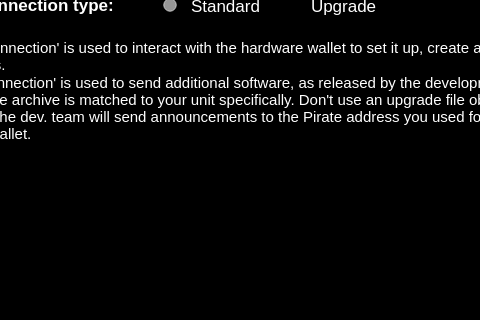
Above: mainwindow.ui from mullroy/pirate_hardware_interface before the change; both pictures show x 155 to 635 and y 205 to 525 of the 800 by 525 pixel window. Below: the same form after it.
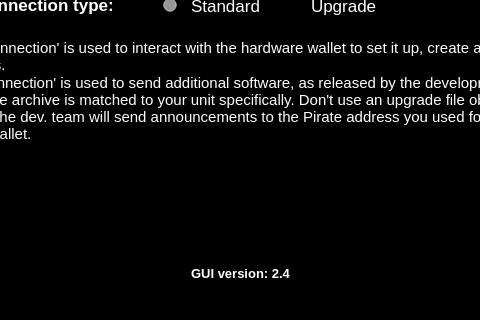
That is the form after the change. The open tabs and pages were chosen to show the change. Icons and pictures are not drawn.

Commit message: Display GUI version on connect(main) page

Patch:
```diff
--- a/mainwindow.ui
+++ b/mainwindow.ui
@@ -1350,6 +1350,32 @@
        <set>Qt::NoTextInteraction</set>
       </property>
      </widget>
+     <widget class="QLabel" name="lbConnect_GUIVersion">
+      <property name="geometry">
+       <rect>
+        <x>310</x>
+        <y>470</y>
+        <width>171</width>
+        <height>16</height>
+       </rect>
+      </property>
+      <property name="font">
+       <font>
+        <pointsize>10</pointsize>
+        <weight>75</weight>
+        <bold>true</bold>
+       </font>
+      </property>
+      <property name="styleSheet">
+       <string notr="true">color: rgb(255, 255, 255);</string>
+      </property>
+      <property name="text">
+       <string>GUI version: 2.4</string>
+      </property>
+      <property name="alignment">
+       <set>Qt::AlignCenter</set>
+      </property>
+     </widget>     
     </widget>
     <widget class="QWidget" name="pageLogin">
      <widget class="QLabel" name="lbLogin_Heading">
```
The commit also changes 1 other file.
